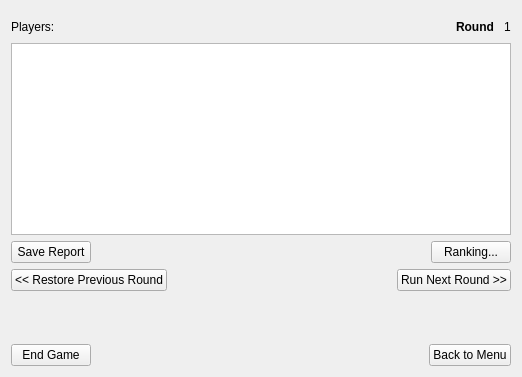
Qt form mainwidget.ui (tsenmu/FBSG) before a commit.
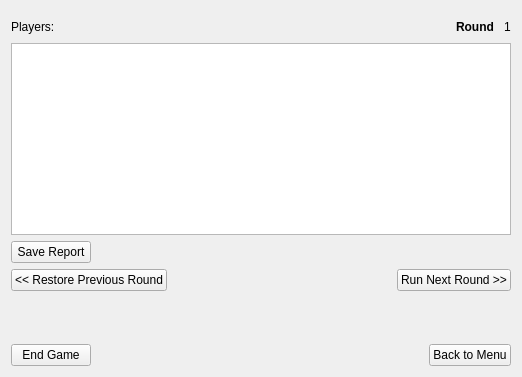
The same form after that commit. Custom widgets are drawn as their Qt base class.

Commit message: fuck a bit on the main ui

```diff
--- a/mainwidget.ui
+++ b/mainwidget.ui
@@ -90,13 +90,6 @@
        </property>
       </spacer>
      </item>
-     <item>
-      <widget class="QPushButton" name="pushButton_ranking">
-       <property name="text">
-        <string>Ranking...</string>
-       </property>
-      </widget>
-     </item>
     </layout>
    </item>
    <item>
```
Left out of the diff: 3 changed lines with no effect on the pictures. The commit also changes 1 other file.
